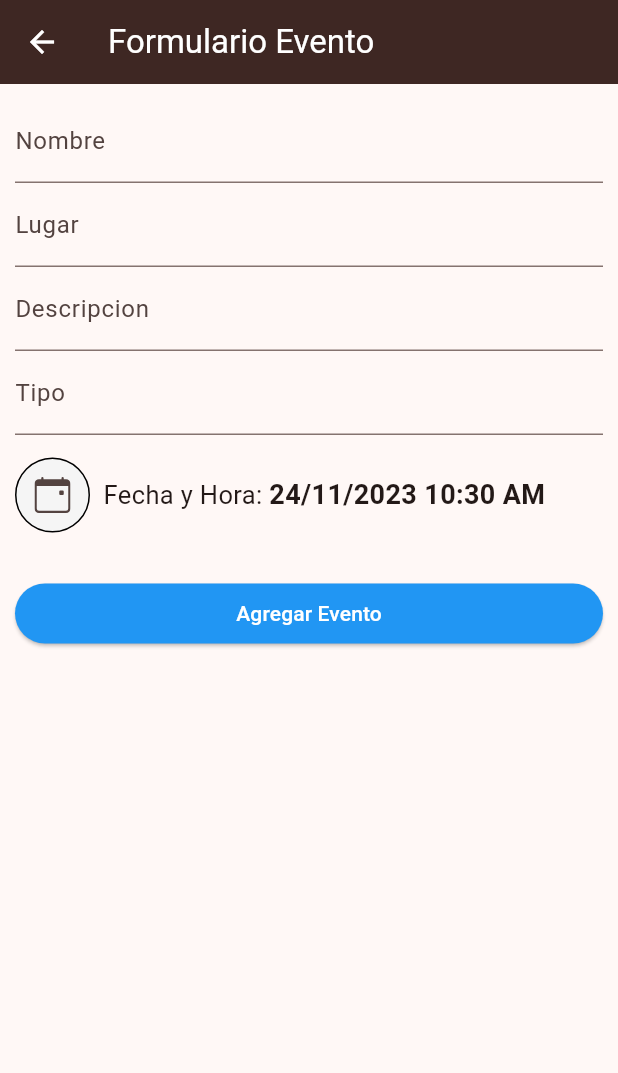
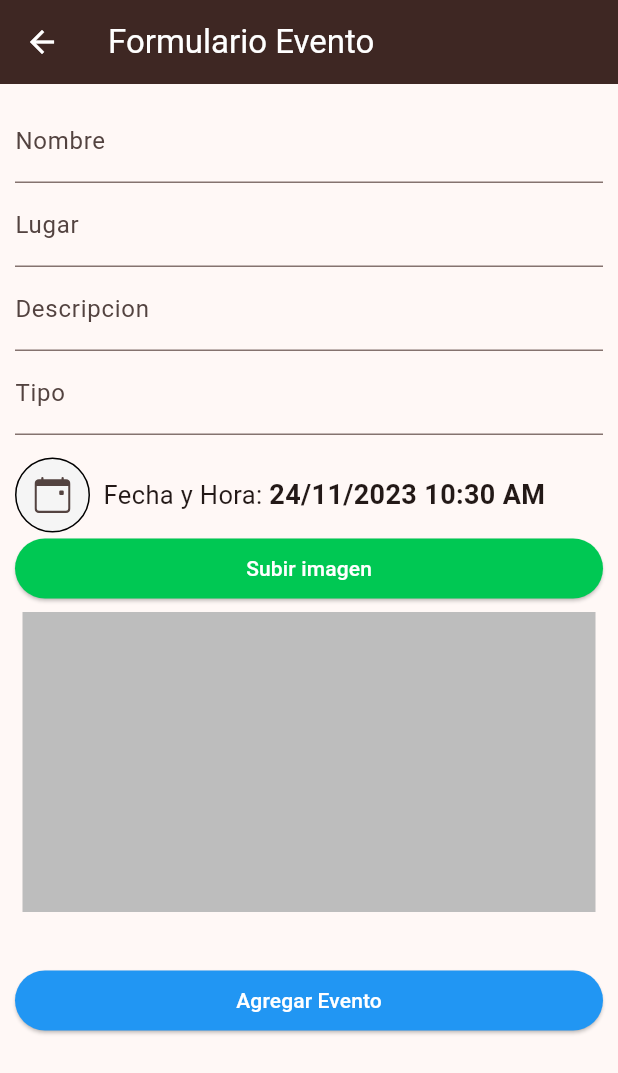
Before and after one commit to FabianRomanUSM/ProyectoEventoDAM301, a Flutter app: the EventoAgregarPage screen opened directly, on a phone screen of 412 x 824 dp. Shown: the top 1073 px of the screen. Run offline on Flutter 3.47's test engine with Material 3 defaults, Android fonts, the phone set to English and light mode, and no system bars; our stand-ins replace cloud_firestore, firebase_auth, firebase_core, flutter_slidable, icons_plus, image_picker and 2 more; missing offline and left inert: flutter_flip_card, just_bottom_sheet, omni_datetime_picker; accounts and stored records are empty.

Commit message:
evento_agregar
Falta terminar imagen con firebase

```diff
--- a/lib/pages/eventos_agregar.dart
+++ b/lib/pages/eventos_agregar.dart
@@ -1,3 +1,5 @@
+import 'dart:io';
+
 import 'package:cloud_firestore/cloud_firestore.dart';
 import 'package:icons_plus/icons_plus.dart';
 import 'package:proyecto_evento/services/firestore_service.dart';
@@ -5,6 +7,7 @@ import 'package:flutter/material.dart';
 import 'package:intl/intl.dart';
 import 'package:material_design_icons_flutter/material_design_icons_flutter.dart';
 import 'package:omni_datetime_picker/omni_datetime_picker.dart';
+import 'package:proyecto_evento/services/select_image.dart';
 
 class EventoAgregarPage extends StatefulWidget {
   EventoAgregarPage({Key? key}) : super(key: key);
@@ -27,6 +30,8 @@ class _EventoAgregarPageState extends State<EventoAgregarPage> {
 
   DateTime fechaYHoraEvento = DateTime.now();
   final formatoFechaYHora = DateFormat('dd/MM/yyyy hh:mm a');
+
+  File? imagen_a_cargar;
 
   @override
   Widget build(BuildContext context) {
@@ -194,6 +199,30 @@ class _EventoAgregarPageState extends State<EventoAgregarPage> {
                   ],
                 ),
               ),
+              //FOTO
+              ElevatedButton(
+                style: ElevatedButton.styleFrom(backgroundColor: Colors.greenAccent.shade700),
+                onPressed: () async{
+                  final imagen = await getImage();
+                  setState((){
+                    imagen_a_cargar = File(imagen!.path);
+                  });
+                },
+                child: Text ('Subir imagen', style: TextStyle(color: Colors.white))),
+
+
+              Column(
+                children: [
+                  imagen_a_cargar != null ? Image.file(imagen_a_cargar!) :
+                  Container(
+                    margin: const EdgeInsets.all(5),
+                    height: 200,
+                    width: double.infinity,
+                    color: Colors.grey.shade400,
+                  ),
+                ],
+              ),
+              //BOTON
               Container(
                 margin: EdgeInsets.only(top: 30),
                 width: double.infinity,
--- a/pubspec.yaml
+++ b/pubspec.yaml
@@ -51,6 +51,7 @@ dependencies:
   flutter_localizations:
     sdk: flutter
   omni_datetime_picker: ^1.0.9
+  image_picker: ^1.0.4
 
 
 dev_dependencies:
```
Also changed, not shown: lib/services/select_image.dart (added, +7 -0 lines), pubspec.lock, 5 other files.
